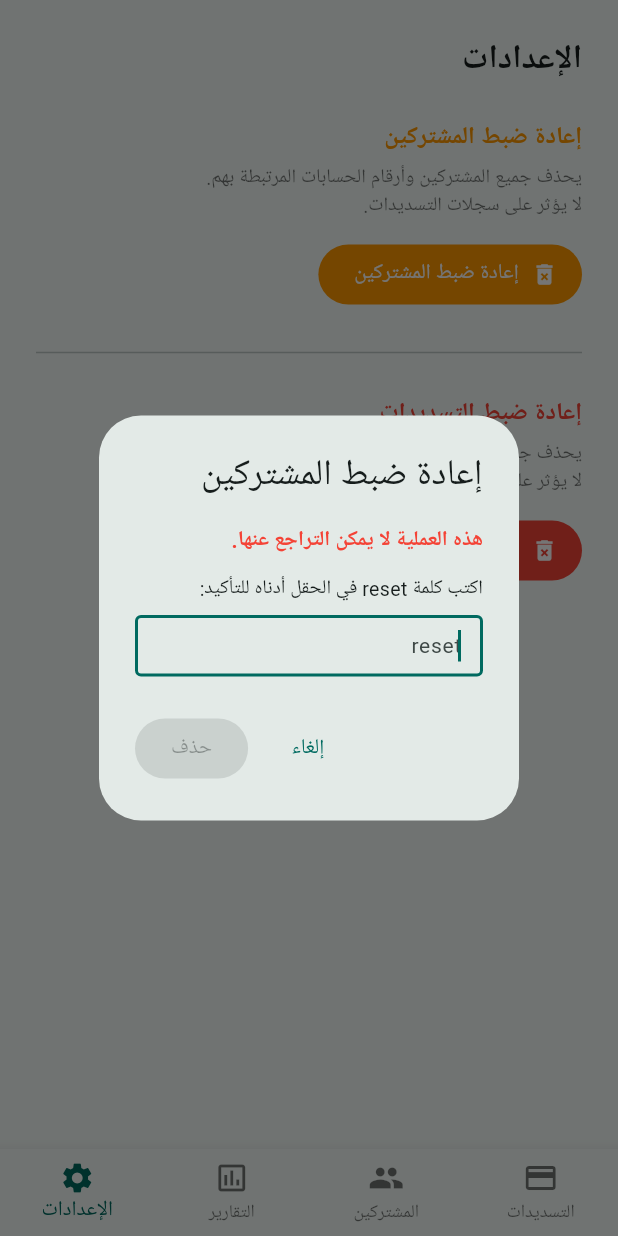
After one commit to AiExpert1985/subscribers_payment, a Flutter app: the screen it shows after launch, item 4 of the bottom bar chosen, after a tap on "إعادة ضبط المشتركين", on a phone screen of 412 x 824 dp. The commit adds this screen. Run offline on Flutter 3.47's test engine with Material 3 defaults, Android fonts, the phone set to English and light mode, and no system bars; our stand-ins replace file_picker, flutter_riverpod, pdf, printing, sqflite, sqflite_common_ffi; missing offline and left inert: excel; accounts and stored records are empty; Roboto replaces fonts that are missing (Segoe UI).

Commit message:
Task: Settings Tab, Subscribers Export, Payment Import Aliases

```diff
--- a/lib/main.dart
+++ b/lib/main.dart
@@ -4,6 +4,7 @@ import 'package:sqflite_common_ffi/sqflite_ffi.dart';
 import 'accounts/accounts_screen.dart';
 import 'payments/payments_screen.dart';
 import 'reports/reports_screen.dart';
+import 'settings/settings_screen.dart';
 
 void main() {
   // Initialize FFI database factory for desktop (Windows/macOS/Linux)
@@ -47,7 +48,12 @@ class _AppShellState extends State<AppShell> {
   int _currentIndex = 0;
 
   // IndexedStack preserves state between tabs
-  final _screens = const [PaymentsScreen(), AccountsScreen(), ReportsScreen()];
+  final _screens = const [
+    PaymentsScreen(),
+    AccountsScreen(),
+    ReportsScreen(),
+    SettingsScreen(),
+  ];
 
   @override
   Widget build(BuildContext context) {
@@ -57,6 +63,7 @@ class _AppShellState extends State<AppShell> {
         currentIndex: _currentIndex,
         onTap: (index) => setState(() => _currentIndex = index),
         selectedItemColor: Theme.of(context).colorScheme.primary,
+        type: BottomNavigationBarType.fixed,
         items: const [
           BottomNavigationBarItem(
             icon: Icon(Icons.payment),
@@ -67,6 +74,10 @@ class _AppShellState extends State<AppShell> {
             icon: Icon(Icons.assessment_outlined),
             label: 'التقارير',
           ),
+          BottomNavigationBarItem(
+            icon: Icon(Icons.settings),
+            label: 'الإعدادات',
+          ),
         ],
       ),
     );
--- /dev/null
+++ b/lib/settings/settings_screen.dart
@@ -0,0 +1,200 @@
+import 'package:flutter/material.dart';
+import 'package:flutter_riverpod/flutter_riverpod.dart';
+import '../data/providers.dart';
+import '../accounts/accounts_providers.dart';
+import '../payments/payments_providers.dart';
+
+/// Settings screen with protected data-reset actions.
+class SettingsScreen extends ConsumerWidget {
+  const SettingsScreen({super.key});
+
+  @override
+  Widget build(BuildContext context, WidgetRef ref) {
+    return Scaffold(
+      body: Padding(
+        padding: const EdgeInsets.all(24.0),
+        child: Column(
+          crossAxisAlignment: CrossAxisAlignment.start,
+          children: [
+            const Text(
+              'الإعدادات',
+              style: TextStyle(fontSize: 22, fontWeight: FontWeight.bold),
+            ),
+            const SizedBox(height: 24),
+            _ResetSection(
+              title: 'إعادة ضبط المشتركين',
+              description:
+                  'يحذف جميع المشتركين وأرقام الحسابات المرتبطة بهم.\n'
+                  'لا يؤثر على سجلات التسديدات.',
+              warningColor: Colors.orange,
+              onConfirmed: () => _resetAccounts(context, ref),
+            ),
+            const SizedBox(height: 20),
+            const Divider(),
+            const SizedBox(height: 20),
+            _ResetSection(
+              title: 'إعادة ضبط التسديدات',
+              description:
+                  'يحذف جميع سجلات التسديدات.\n'
+                  'لا يؤثر على بيانات المشتركين والحسابات.',
+              warningColor: Colors.red,
+              onConfirmed: () => _resetPayments(context, ref),
+            ),
+          ],
+        ),
+      ),
+    );
+  }
+
+  Future<void> _resetAccounts(BuildContext context, WidgetRef ref) async {
+    final db = ref.read(databaseServiceProvider);
+    await db.resetAllAccounts();
+    ref.invalidate(subscriberGroupsProvider);
+    ref.invalidate(totalAccountGroupsProvider);
+    if (context.mounted) {
+      ScaffoldMessenger.of(context).showSnackBar(
+        const SnackBar(content: Text('تم مسح جميع بيانات المشتركين')),
+      );
+    }
+  }
+
+  Future<void> _resetPayments(BuildContext context, WidgetRef ref) async {
+    final db = ref.read(databaseServiceProvider);
+    await db.resetAllPayments();
+    ref.invalidate(paymentsProvider);
+    ref.invalidate(totalPaymentCountProvider);
+    if (context.mounted) {
+      ScaffoldMessenger.of(context).showSnackBar(
+        const SnackBar(content: Text('تم مسح جميع سجلات التسديدات')),
+      );
+    }
+  }
+}
+
+/// A single reset section with title, description, and a protected delete button.
+class _ResetSection extends StatelessWidget {
+  final String title;
+  final String description;
+  final Color warningColor;
+  final VoidCallback onConfirmed;
+
+  const _ResetSection({
+    required this.title,
+    required this.description,
+    required this.warningColor,
+    required this.onConfirmed,
+  });
+
+  @override
+  Widget build(BuildContext context) {
+    return Column(
+      crossAxisAlignment: CrossAxisAlignment.start,
+      children: [
+        Text(
+          title,
+          style: TextStyle(
+            fontSize: 16,
+            fontWeight: FontWeight.w600,
+            color: warningColor,
+          ),
+        ),
+        const SizedBox(height: 6),
+        Text(
+          description,
+          style: const TextStyle(fontSize: 13, color: Colors.black54),
+        ),
+        const SizedBox(height: 12),
+        FilledButton.icon(
+          onPressed: () => _showConfirmDialog(context),
+          icon: const Icon(Icons.delete_forever),
+          label: Text(title),
+          style: FilledButton.styleFrom(backgroundColor: warningColor),
+        ),
+      ],
+    );
+  }
+
+  Future<void> _showConfirmDialog(BuildContext context) async {
+    final confirmed = await showDialog<bool>(
+      context: context,
+      builder: (ctx) =>
+          _ConfirmResetDialog(title: title, warningColor: warningColor),
+    );
+    if (confirmed == true) onConfirmed();
+  }
+}
+
+/// Dialog that requires the user to type "reset" before the delete button activates.
+class _ConfirmResetDialog extends StatefulWidget {
+  final String title;
+  final Color warningColor;
+
+  const _ConfirmResetDialog({required this.title, required this.warningColor});
+
+  @override
+  State<_ConfirmResetDialog> createState() => _ConfirmResetDialogState();
+}
+
+class _ConfirmResetDialogState extends State<_ConfirmResetDialog> {
+  final _ctrl = TextEditingController();
+  bool _isValid = false;
+
+  @override
+  void dispose() {
+    _ctrl.dispose();
+    super.dispose();
+  }
+
+  void _onChanged(String value) {
+    setState(() => _isValid = value.trim().toLowerCase() == 'reset');
+  }
+
+  @override
+  Widget build(BuildContext context) {
+    return AlertDialog(
+      title: Text(widget.title),
+      content: Column(
+        mainAxisSize: MainAxisSize.min,
+        crossAxisAlignment: CrossAxisAlignment.start,
+        children: [
+          const Text(
+            'هذه العملية لا يمكن التراجع عنها.',
+            style: TextStyle(fontWeight: FontWeight.bold, color: Colors.red),
+          ),
+          const SizedBox(height: 12),
+          const Text(
+            'اكتب كلمة reset في الحقل أدناه للتأكيد:',
+            style: TextStyle(fontSize: 13),
+          ),
+          const SizedBox(height: 8),
+          TextField(
+            controller: _ctrl,
+            autofocus: true,
+            style: const TextStyle(fontSize: 14),
+            decoration: const InputDecoration(
+              hintText: 'reset',
+              border: OutlineInputBorder(),
+              isDense: true,
+              contentPadding: EdgeInsets.symmetric(
+                horizontal: 10,
+                vertical: 10,
+              ),
+            ),
+            onChanged: _onChanged,
+          ),
+        ],
+      ),
+      actions: [
+        TextButton(
+          onPressed: () => Navigator.of(context).pop(false),
+          child: const Text('إلغاء'),
+        ),
+        FilledButton(
+          onPressed: _isValid ? () => Navigator.of(context).pop(true) : null,
+          style: FilledButton.styleFrom(backgroundColor: widget.warningColor),
+          child: const Text('حذف'),
+        ),
+      ],
+    );
+  }
+}
```
Also changed, not shown: lib/accounts/accounts_screen.dart (+38 -0 lines), lib/accounts/subscribers_export_service.dart (added, +72 -0 lines), lib/data/database_service.dart (+45 -0 lines), lib/import/column_aliases.dart (+4 -4 lines), 4 other files.
